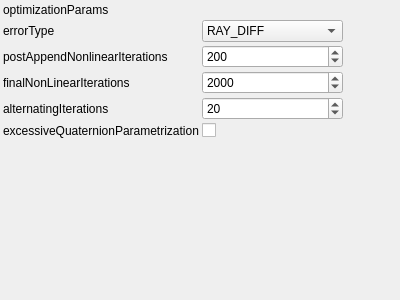
The window that utils/corestructs/coreWidgets/iterativeReconstructionNonlinearOptimizationParamsWrapperControlWidget.ui (NickPenkrat/corecvs) describes before a commit, drawn with Qt 5.
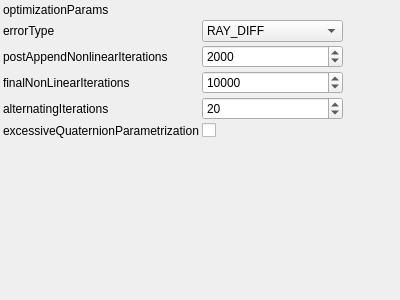
The same window after the commit. Custom widgets are drawn as their Qt base class.

What changed in the file:
```diff
--- a/utils/corestructs/coreWidgets/iterativeReconstructionNonlinearOptimizationParamsWrapperControlWidget.ui
+++ b/utils/corestructs/coreWidgets/iterativeReconstructionNonlinearOptimizationParamsWrapperControlWidget.ui
@@ -93,7 +93,7 @@
         <number>1</number>
        </property>
        <property name="value">
-        <number>200</number>
+        <number>2000</number>
        </property>
      </widget>
     </item>
@@ -119,7 +119,7 @@
         <number>1</number>
        </property>
        <property name="value">
-        <number>2000</number>
+        <number>10000</number>
        </property>
      </widget>
     </item>
```
